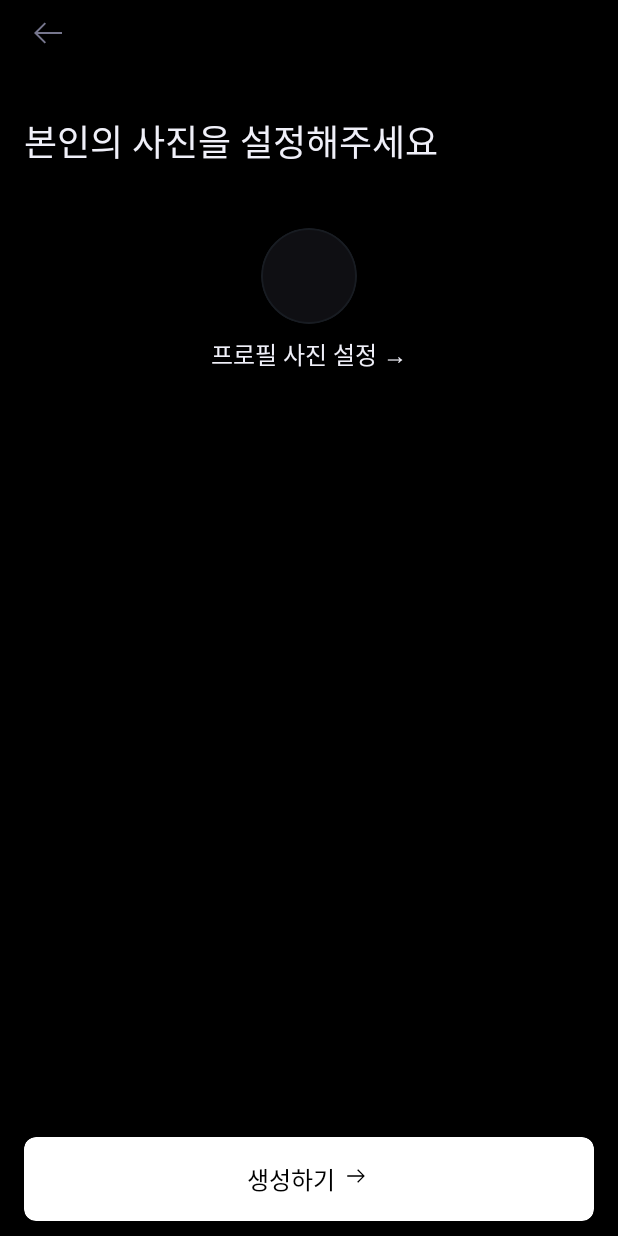
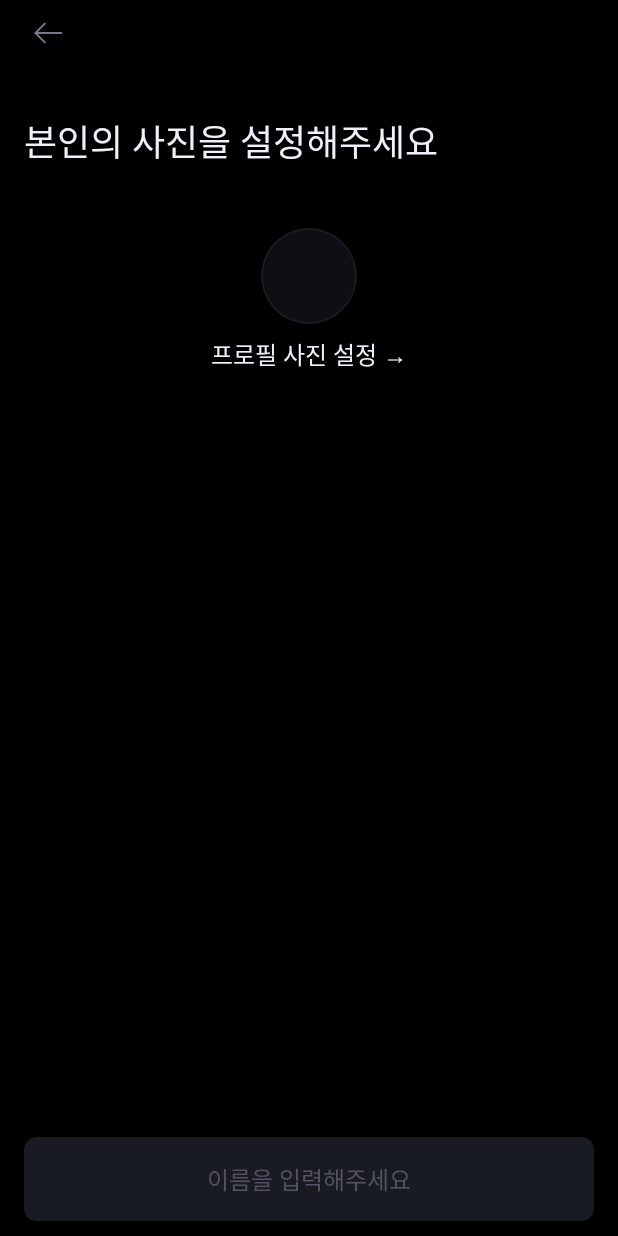
Before and after one commit to JangWoojun/ADEGO-FIREBASE, an Android app: the ProfileImageActivity screen opened directly, with no data from a screen before it, on a phone screen of 412 x 824 dp. Run offline under Robolectric (Android 15) with nearby library versions, the phone set to English and light mode, and no system bars.

Commit message:
design: ProfileImageActivity 디자인 수정

```diff
--- a/app/src/main/res/layout/activity_profile_image.xml
+++ b/app/src/main/res/layout/activity_profile_image.xml
@@ -70,6 +70,7 @@
         app:layout_constraintTop_toBottomOf="@+id/materialCardView" />
 
     <androidx.cardview.widget.CardView
+        android:visibility="gone"
         android:id="@+id/next_button"
         android:layout_width="match_parent"
         android:layout_height="56dp"
@@ -105,4 +106,34 @@
 
     </androidx.cardview.widget.CardView>
 
+    <androidx.cardview.widget.CardView
+        android:id="@+id/none_button"
+        android:layout_width="match_parent"
+        android:layout_height="56dp"
+        android:layout_marginHorizontal="16dp"
+        app:cardBackgroundColor="@color/gray30"
+        app:cardCornerRadius="8dp"
+        android:layout_marginBottom="10dp"
+        app:layout_constraintBottom_toBottomOf="parent"
+        app:layout_constraintEnd_toEndOf="parent"
+        app:layout_constraintStart_toStartOf="parent">
+
+        <LinearLayout
+            android:layout_width="wrap_content"
+            android:layout_height="wrap_content"
+            android:layout_gravity="center"
+            android:orientation="horizontal">
+
+            <TextView
+                android:fontFamily="@font/medium"
+                android:textSize="16sp"
+                android:textColor="@color/gray40"
+                android:text="이름을 입력해주세요"
+                android:layout_width="wrap_content"
+                android:layout_height="wrap_content"/>
+
+        </LinearLayout>
+
+    </androidx.cardview.widget.CardView>
+
 </androidx.constraintlayout.widget.ConstraintLayout>
```
